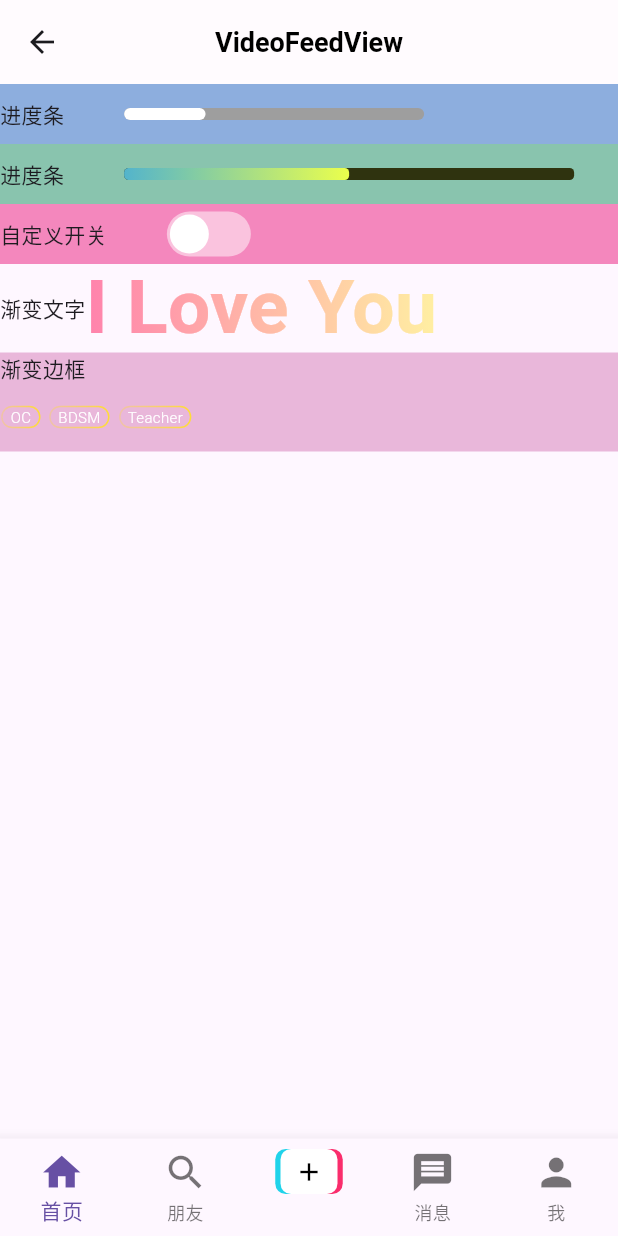
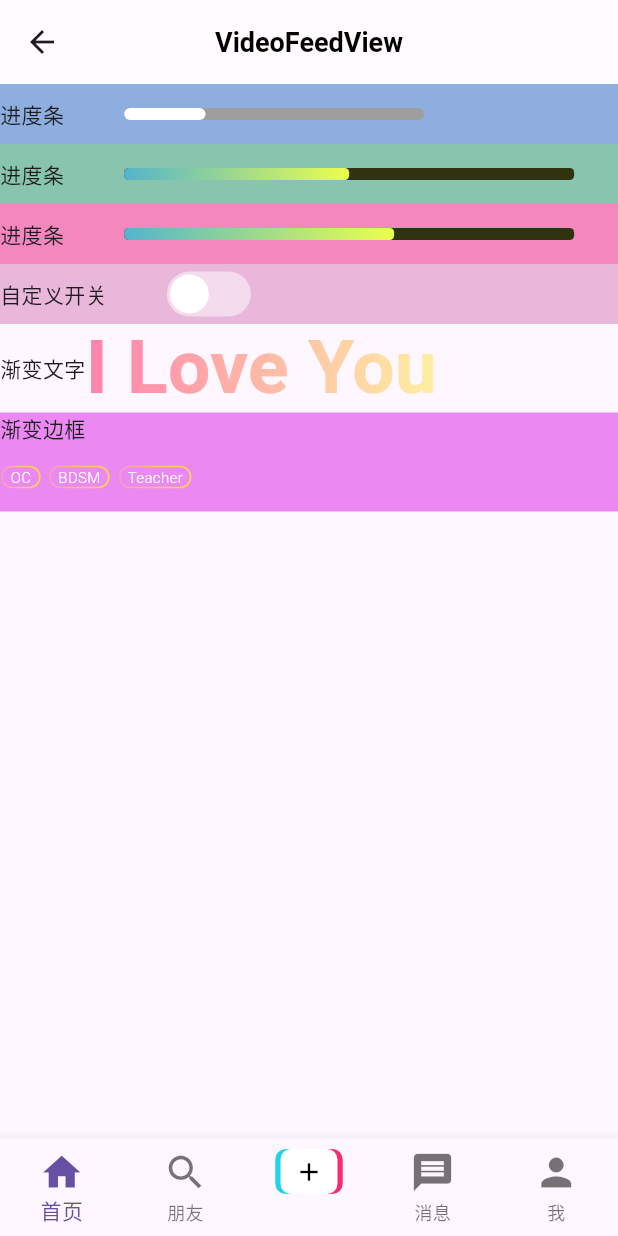
Before and after one commit to yanmingLiu/flutter_getx, a Flutter app: the HomeView screen opened by its route, on a phone screen of 412 x 824 dp. Run offline on Flutter 3.47's test engine with Material 3 defaults, Android fonts, the phone set to English and light mode, and no system bars; our stand-ins replace connectivity_plus, drift, flutter_secure_storage, flutter_smart_dialog, get, get_storage and 2 more; missing offline and left inert: drift_db_viewer; accounts and stored records are empty; generated files the repository leaves out were written again.

Commit message:
animated_gradient_progress_bar

```diff
--- a/lib/app/modules/videoFeed/controllers/video_feed_controller.dart
+++ b/lib/app/modules/videoFeed/controllers/video_feed_controller.dart
@@ -8,4 +8,6 @@
   }
 
   var isOn = false.obs;
+
+  double progress = 0.6; // 初始进度值
 }
--- a/lib/app/modules/videoFeed/views/video_feed_view.dart
+++ b/lib/app/modules/videoFeed/views/video_feed_view.dart
@@ -3,6 +3,7 @@
 import 'package:flutter/material.dart';
 import 'package:flutter_smart_dialog/flutter_smart_dialog.dart';
 import 'package:get/get.dart';
+import 'package:getx_demo1/app/widgets/animated_gradient_progress_bar.dart';
 import 'package:getx_demo1/app/widgets/custom_cupertino_switch.dart';
 import 'package:getx_demo1/app/widgets/gradient_bound_painter.dart';
 import 'package:getx_demo1/app/widgets/gradient_progress_bar.dart';
@@ -37,6 +38,7 @@
           children: [
             _buildProgress(),
             _buildProgress2(),
+            _buildProgress3(),
             _buildSwitch(),
             _buildGradientText(),
             _buildTags(),
@@ -196,4 +198,26 @@
       ),
     );
   }
+
+  Container _buildProgress3() {
+    return Container(
+      height: 40,
+      color: randomColor(),
+      child: Row(
+        children: [
+          const Text('进度条'),
+          const SizedBox(width: 40),
+          AnimatedGradientProgressBar(
+            progress: controller.progress, // 当前进度
+            width: 300,
+            height: 8,
+            gradientColors: const [Color(0xFF53B4CC), Color(0xFFEBFF4C)],
+            trackColor: const Color(0xFF2F330F),
+            borderRadius: 3,
+            animationDuration: const Duration(milliseconds: 500), // 动画持续时间
+          ),
+        ],
+      ),
+    );
+  }
 }
--- /dev/null
+++ b/lib/app/widgets/animated_gradient_progress_bar.dart
@@ -0,0 +1,77 @@
+import 'package:flutter/material.dart';
+
+class AnimatedGradientProgressBar extends StatefulWidget {
+  final double progress; // 当前进度，0.0 - 1.0
+  final double width;
+  final double height;
+  final List<Color> gradientColors; // 渐变色列表
+  final Color trackColor; // 轨道颜色
+  final double borderRadius; // 圆角半径
+  final Duration animationDuration; // 动画时长
+
+  const AnimatedGradientProgressBar({
+    Key? key,
+    required this.progress,
+    this.width = 250,
+    this.height = 6,
+    this.gradientColors = const [Color(0xFF53B4CC), Color(0xFFEBFF4C)], // 默认渐变色
+    this.trackColor = const Color(0xFF2F330F), // 默认轨道颜色
+    this.borderRadius = 3.0,
+    this.animationDuration = const Duration(milliseconds: 300), // 默认动画时长
+  })  : assert(progress >= 0.0 && progress <= 1.0, 'Progress must be between 0.0 and 1.0'),
+        super(key: key);
+
+  @override
+  _AnimatedGradientProgressBarState createState() => _AnimatedGradientProgressBarState();
+}
+
+class _AnimatedGradientProgressBarState extends State<AnimatedGradientProgressBar> {
+  late double _currentProgress;
+
+  @override
+  void initState() {
+    super.initState();
+    _currentProgress = widget.progress; // 初始化当前进度
+  }
+
+  @override
+  void didUpdateWidget(covariant AnimatedGradientProgressBar oldWidget) {
+    super.didUpdateWidget(oldWidget);
+    if (widget.progress != oldWidget.progress) {
+      // 如果 progress 值发生变化，更新状态
+      setState(() {
+        _currentProgress = widget.progress;
+      });
+    }
+  }
+
+  @override
+  Widget build(BuildContext context) {
+    return Container(
+      width: widget.width,
+      height: widget.height,
+      decoration: BoxDecoration(
+        color: widget.trackColor,
+        borderRadius: BorderRadius.circular(widget.borderRadius),
+      ),
+      child: Stack(
+        children: [
+          // 使用 AnimatedContainer 为进度条添加动画
+          AnimatedContainer(
+            duration: widget.animationDuration,
+            curve: Curves.easeInOut, // 使用平滑的动画曲线
+            width: widget.width * _currentProgress, // 动态调整宽度
+            decoration: BoxDecoration(
+              gradient: LinearGradient(
+                colors: widget.gradientColors,
+                begin: Alignment.centerLeft,
+                end: Alignment.centerRight,
+              ),
+              borderRadius: BorderRadius.circular(widget.borderRadius),
+            ),
+          ),
+        ],
+      ),
+    );
+  }
+}
```
